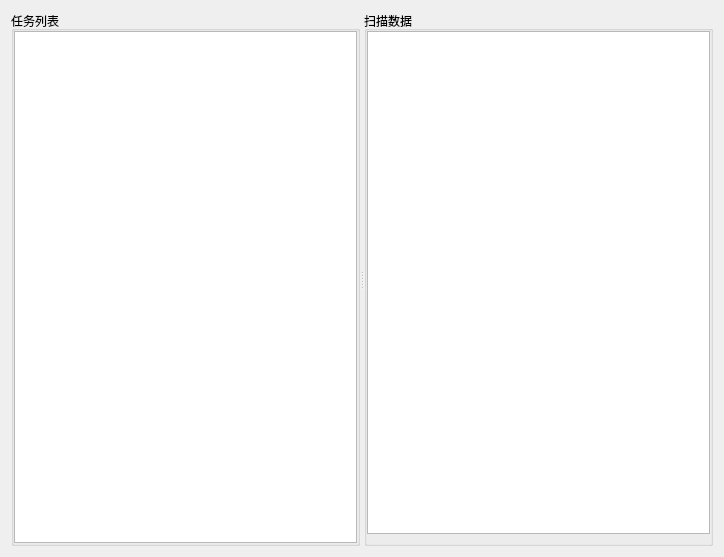
Qt form ui/list_frame.ui (izerui/scanrun) before a commit.
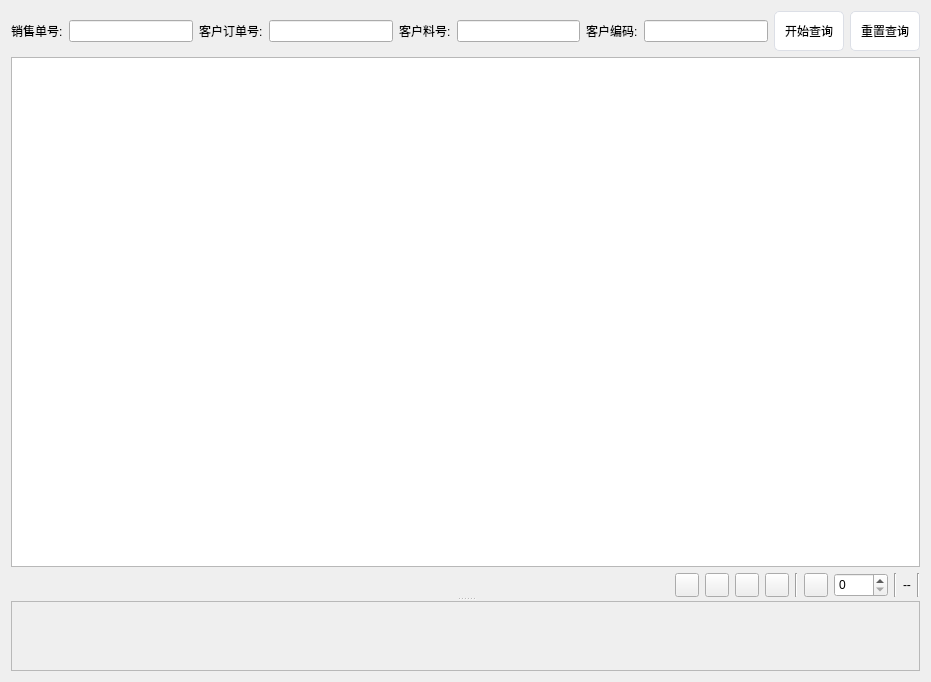
The same form after that commit. Icons and pictures are not drawn.

Commit message: 任务查询

Diff of the .ui file:
```diff
--- a/ui/list_frame.ui
+++ b/ui/list_frame.ui
@@ -6,59 +6,524 @@
    <rect>
     <x>0</x>
     <y>0</y>
-    <width>724</width>
-    <height>557</height>
+    <width>931</width>
+    <height>682</height>
    </rect>
   </property>
   <property name="windowTitle">
    <string>Form</string>
   </property>
-  <layout class="QGridLayout" name="gridLayout_3">
+  <property name="styleSheet">
+   <string notr="true">QPushButton {
+    background-color: #ffffff;
+    border: 1px solid #dcdfe6;
+    padding: 10px;
+    border-radius: 5px;
+}
+
+QPushButton:hover {
+    background-color: #ecf5ff;
+    color: #409eff;
+}
+
+QPushButton:pressed, QPushButton:checked {
+    border: 1px solid #3a8ee6;
+    color: #409eff;
+}</string>
+  </property>
+  <layout class="QGridLayout" name="gridLayout">
    <item row="0" column="0">
     <widget class="QSplitter" name="splitter">
+     <property name="enabled">
+      <bool>true</bool>
+     </property>
      <property name="orientation">
-      <enum>Qt::Horizontal</enum>
+      <enum>Qt::Vertical</enum>
      </property>
-     <widget class="QGroupBox" name="groupBox">
-      <property name="title">
-       <string>任务列表</string>
-      </property>
-      <layout class="QGridLayout" name="gridLayout">
-       <property name="leftMargin">
-        <number>0</number>
-       </property>
-       <property name="topMargin">
-        <number>0</number>
-       </property>
-       <property name="rightMargin">
-        <number>0</number>
-       </property>
-       <property name="bottomMargin">
-        <number>0</number>
-       </property>
-       <item row="0" column="0">
-        <widget class="QTableWidget" name="tableWidget"/>
+     <property name="opaqueResize">
+      <bool>true</bool>
+     </property>
+     <property name="childrenCollapsible">
+      <bool>true</bool>
+     </property>
+     <widget class="QWidget" name="verticalLayoutWidget">
+      <layout class="QVBoxLayout" name="verticalLayout">
+       <item>
+        <layout class="QGridLayout" name="searchLayout">
+         <item row="0" column="8" alignment="Qt::AlignLeft">
+          <widget class="QPushButton" name="pushButton">
+           <property name="cursor">
+            <cursorShape>PointingHandCursor</cursorShape>
+           </property>
+           <property name="text">
+            <string>开始查询</string>
+           </property>
+           <property name="icon">
+            <iconset>
+             <normalon>:/logo/pic/search.png</normalon>
+            </iconset>
+           </property>
+          </widget>
+         </item>
+         <item row="0" column="4" alignment="Qt::AlignRight">
+          <widget class="QLabel" name="label_03">
+           <property name="maximumSize">
+            <size>
+             <width>120</width>
+             <height>16777215</height>
+            </size>
+           </property>
+           <property name="layoutDirection">
+            <enum>Qt::LeftToRight</enum>
+           </property>
+           <property name="text">
+            <string>客户料号:</string>
+           </property>
+          </widget>
+         </item>
+         <item row="0" column="5">
+          <widget class="QLineEdit" name="CUSTOMER_MATERIAL">
+           <property name="minimumSize">
+            <size>
+             <width>0</width>
+             <height>0</height>
+            </size>
+           </property>
+           <property name="focusPolicy">
+            <enum>Qt::ClickFocus</enum>
+           </property>
+          </widget>
+         </item>
+         <item row="0" column="2" alignment="Qt::AlignRight">
+          <widget class="QLabel" name="label_02">
+           <property name="maximumSize">
+            <size>
+             <width>120</width>
+             <height>16777215</height>
+            </size>
+           </property>
+           <property name="layoutDirection">
+            <enum>Qt::LeftToRight</enum>
+           </property>
+           <property name="text">
+            <string>客户订单号:</string>
+           </property>
+          </widget>
+         </item>
+         <item row="0" column="7">
+          <widget class="QLineEdit" name="CUSTOMER_SERIAL">
+           <property name="minimumSize">
+            <size>
+             <width>0</width>
+             <height>0</height>
+            </size>
+           </property>
+           <property name="focusPolicy">
+            <enum>Qt::ClickFocus</enum>
+           </property>
+          </widget>
+         </item>
+         <item row="0" column="6" alignment="Qt::AlignRight">
+          <widget class="QLabel" name="label_04">
+           <property name="maximumSize">
+            <size>
+             <width>120</width>
+             <height>16777215</height>
+            </size>
+           </property>
+           <property name="layoutDirection">
+            <enum>Qt::LeftToRight</enum>
+           </property>
+           <property name="text">
+            <string>客户编码:</string>
+           </property>
+          </widget>
+         </item>
+         <item row="0" column="0" alignment="Qt::AlignRight">
+          <widget class="QLabel" name="label_01">
+           <property name="maximumSize">
+            <size>
+             <width>120</width>
+             <height>16777215</height>
+            </size>
+           </property>
+           <property name="layoutDirection">
+            <enum>Qt::LeftToRight</enum>
+           </property>
+           <property name="text">
+            <string>销售单号:</string>
+           </property>
+          </widget>
+         </item>
+         <item row="0" column="1">
+          <widget class="QLineEdit" name="ORDER_DOC_NO">
+           <property name="minimumSize">
+            <size>
+             <width>0</width>
+             <height>0</height>
+            </size>
+           </property>
+           <property name="focusPolicy">
+            <enum>Qt::ClickFocus</enum>
+           </property>
+          </widget>
+         </item>
+         <item row="0" column="3">
+          <widget class="QLineEdit" name="CUSTOMER_ORDER_DOC_NO">
+           <property name="minimumSize">
+            <size>
+             <width>0</width>
+             <height>0</height>
+            </size>
+           </property>
+           <property name="focusPolicy">
+            <enum>Qt::ClickFocus</enum>
+           </property>
+          </widget>
+         </item>
+         <item row="0" column="9">
+          <widget class="QPushButton" name="pushButton_2">
+           <property name="cursor">
+            <cursorShape>PointingHandCursor</cursorShape>
+           </property>
+           <property name="text">
+            <string>重置查询</string>
+           </property>
+           <property name="icon">
+            <iconset>
+             <normalon>:/logo/pic/reset.png</normalon>
+            </iconset>
+           </property>
+          </widget>
+         </item>
+        </layout>
+       </item>
+       <item>
+        <widget class="QTableView" name="tableView">
+         <property name="focusPolicy">
+          <enum>Qt::StrongFocus</enum>
+         </property>
+         <property name="editTriggers">
+          <set>QAbstractItemView::NoEditTriggers</set>
+         </property>
+         <property name="alternatingRowColors">
+          <bool>true</bool>
+         </property>
+         <property name="selectionMode">
+          <enum>QAbstractItemView::SingleSelection</enum>
+         </property>
+         <property name="selectionBehavior">
+          <enum>QAbstractItemView::SelectRows</enum>
+         </property>
+        </widget>
+       </item>
+       <item>
+        <widget class="QWidget" name="widget_2" native="true">
+         <property name="minimumSize">
+          <size>
+           <width>0</width>
+           <height>0</height>
+          </size>
+         </property>
+         <layout class="QHBoxLayout" name="horizontalLayout_2">
+          <property name="leftMargin">
+           <number>0</number>
+          </property>
+          <property name="topMargin">
+           <number>0</number>
+          </property>
+          <property name="rightMargin">
+           <number>0</number>
+          </property>
+          <property name="bottomMargin">
+           <number>0</number>
+          </property>
+          <item>
+           <spacer name="horizontalSpacer_2">
+            <property name="orientation">
+             <enum>Qt::Horizontal</enum>
+            </property>
+            <property name="sizeHint" stdset="0">
+             <size>
+              <width>40</width>
+              <height>20</height>
+             </size>
+            </property>
+           </spacer>
+          </item>
+          <item>
+           <widget class="QToolButton" name="toolButton_7">
+            <property name="minimumSize">
+             <size>
+              <width>24</width>
+              <height>24</height>
+             </size>
+            </property>
+            <property name="maximumSize">
+             <size>
+              <width>24</width>
+              <height>24</height>
+             </size>
+            </property>
+            <property name="cursor">
+             <cursorShape>PointingHandCursor</cursorShape>
+            </property>
+            <property name="focusPolicy">
+             <enum>Qt::ClickFocus</enum>
+            </property>
+            <property name="toolTip">
+             <string>首页</string>
+            </property>
+            <property name="text">
+             <string/>
+            </property>
+            <property name="icon">
+             <iconset>
+              <normalon>:/logo/pic/first.png</normalon>
+             </iconset>
+            </property>
+           </widget>
+          </item>
+          <item>
+           <widget class="QToolButton" name="toolButton_8">
+            <property name="minimumSize">
+             <size>
+              <width>0</width>
+              <height>24</height>
+             </size>
+            </property>
+            <property name="maximumSize">
+             <size>
+              <width>24</width>
+              <height>24</height>
+             </size>
+            </property>
+            <property name="cursor">
+             <cursorShape>PointingHandCursor</cursorShape>
+            </property>
+            <property name="focusPolicy">
+             <enum>Qt::ClickFocus</enum>
+            </property>
+            <property name="toolTip">
+             <string>上一页</string>
+            </property>
+            <property name="text">
+             <string/>
+            </property>
+            <property name="icon">
+             <iconset>
+              <normalon>:/logo/pic/pre.png</normalon>
+             </iconset>
+            </property>
+           </widget>
+          </item>
+          <item>
+           <widget class="QToolButton" name="toolButton_9">
+            <property name="minimumSize">
+             <size>
+              <width>0</width>
+              <height>24</height>
+             </size>
+            </property>
+            <property name="maximumSize">
+             <size>
+              <width>24</width>
+              <height>24</height>
+             </size>
+            </property>
+            <property name="cursor">
+             <cursorShape>PointingHandCursor</cursorShape>
+            </property>
+            <property name="focusPolicy">
+             <enum>Qt::ClickFocus</enum>
+            </property>
+            <property name="toolTip">
+             <string>下一页</string>
+            </property>
+            <property name="text">
+             <string/>
+            </property>
+            <property name="icon">
+             <iconset>
+              <normalon>:/logo/pic/next.png</normalon>
+             </iconset>
+            </property>
+           </widget>
+          </item>
+          <item>
+           <widget class="QToolButton" name="toolButton_10">
+            <property name="minimumSize">
+             <size>
+              <width>0</width>
+              <height>24</height>
+             </size>
+            </property>
+            <property name="maximumSize">
+             <size>
+              <width>24</width>
+              <height>24</height>
+             </size>
+            </property>
+            <property name="cursor">
+             <cursorShape>PointingHandCursor</cursorShape>
+            </property>
+            <property name="focusPolicy">
+             <enum>Qt::ClickFocus</enum>
+            </property>
+            <property name="toolTip">
+             <string>末页</string>
+            </property>
+            <property name="text">
+             <string/>
+            </property>
+            <property name="icon">
+             <iconset>
+              <normalon>:/logo/pic/end.png</normalon>
+             </iconset>
+            </property>
+           </widget>
+          </item>
+          <item>
+           <widget class="Line" name="line_5">
+            <property name="orientation">
+             <enum>Qt::Vertical</enum>
+            </property>
+           </widget>
+          </item>
+          <item>
+           <widget class="QToolButton" name="toolButton_11">
+            <property name="minimumSize">
+             <size>
+              <width>0</width>
+              <height>24</height>
+             </size>
+            </property>
+            <property name="maximumSize">
+             <size>
+              <width>24</width>
+              <height>24</height>
+             </size>
+            </property>
+            <property name="cursor">
+             <cursorShape>PointingHandCursor</cursorShape>
+            </property>
+            <property name="focusPolicy">
+             <enum>Qt::ClickFocus</enum>
+            </property>
+            <property name="toolTip">
+             <string>跳转到</string>
+            </property>
+            <property name="text">
+             <string/>
+            </property>
+            <property name="icon">
+             <iconset>
+              <normalon>:/logo/pic/jump.png</normalon>
+             </iconset>
+            </property>
+           </widget>
+          </item>
+          <item>
+           <widget class="QSpinBox" name="pageEdit">
+            <property name="minimumSize">
+             <size>
+              <width>0</width>
+              <height>24</height>
+             </size>
+            </property>
+            <property name="maximumSize">
+             <size>
+              <width>16777215</width>
+              <height>24</height>
+             </size>
+            </property>
+            <property name="focusPolicy">
+             <enum>Qt::ClickFocus</enum>
+            </property>
+            <property name="maximum">
+             <number>9999</number>
+            </property>
+            <property name="stepType">
+             <enum>QAbstractSpinBox::AdaptiveDecimalStepType</enum>
+            </property>
+            <property name="displayIntegerBase">
+             <number>10</number>
+            </property>
+           </widget>
+          </item>
+          <item>
+           <widget class="Line" name="line_6">
+            <property name="orientation">
+             <enum>Qt::Vertical</enum>
+            </property>
+           </widget>
+          </item>
+          <item>
+           <widget class="QLabel" name="label_2">
+            <property name="text">
+             <string>--</string>
+            </property>
+           </widget>
+          </item>
+          <item>
+           <widget class="Line" name="line_7">
+            <property name="orientation">
+             <enum>Qt::Vertical</enum>
+            </property>
+           </widget>
+          </item>
+         </layout>
+        </widget>
        </item>
       </layout>
      </widget>
-     <widget class="QGroupBox" name="groupBox_2">
-      <property name="title">
-       <string>扫描数据</string>
+     <widget class="QScrollArea" name="scrollArea">
+      <property name="enabled">
+       <bool>true</bool>
       </property>
-      <layout class="QGridLayout" name="gridLayout_2">
-       <property name="leftMargin">
-        <number>0</number>
+      <property name="maximumSize">
+       <size>
+        <width>16777215</width>
+        <height>16777215</height>
+       </size>
+      </property>
+      <property name="focusPolicy">
+       <enum>Qt::ClickFocus</enum>
+      </property>
+      <property name="widgetResizable">
+       <bool>true</bool>
+      </property>
+      <widget class="QWidget" name="scrollAreaWidgetContents">
+       <property name="geometry">
+        <rect>
+         <x>0</x>
+         <y>0</y>
+         <width>905</width>
+         <height>69</height>
+        </rect>
        </property>
-       <property name="topMargin">
-        <number>0</number>
-       </property>
-       <property name="rightMargin">
-        <number>0</number>
-       </property>
-       <item row="0" column="0">
-        <widget class="QTableWidget" name="tableWidget_2"/>
-       </item>
-      </layout>
+       <layout class="QVBoxLayout" name="verticalLayout_2">
+        <item>
+         <layout class="QFormLayout" name="formLayout_3">
+          <property name="fieldGrowthPolicy">
+           <enum>QFormLayout::ExpandingFieldsGrow</enum>
+          </property>
+          <property name="rowWrapPolicy">
+           <enum>QFormLayout::WrapLongRows</enum>
+          </property>
+          <property name="labelAlignment">
+           <set>Qt::AlignLeading|Qt::AlignLeft|Qt::AlignVCenter</set>
+          </property>
+          <property name="horizontalSpacing">
+           <number>3</number>
+          </property>
+          <property name="verticalSpacing">
+           <number>-1</number>
+          </property>
+         </layout>
+        </item>
+       </layout>
+      </widget>
      </widget>
     </widget>
    </item>
```
Left out of the diff: 18 changed lines with no effect on the pictures. The commit also changes 6 other files.
